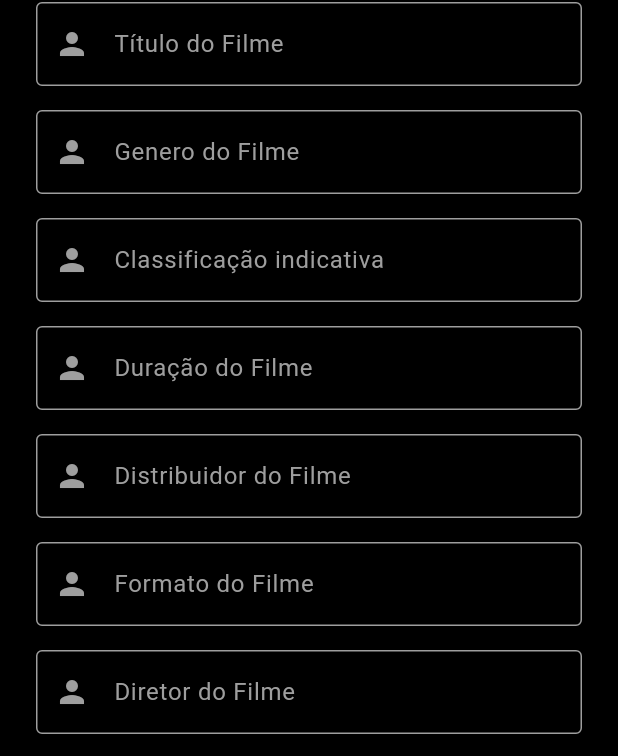
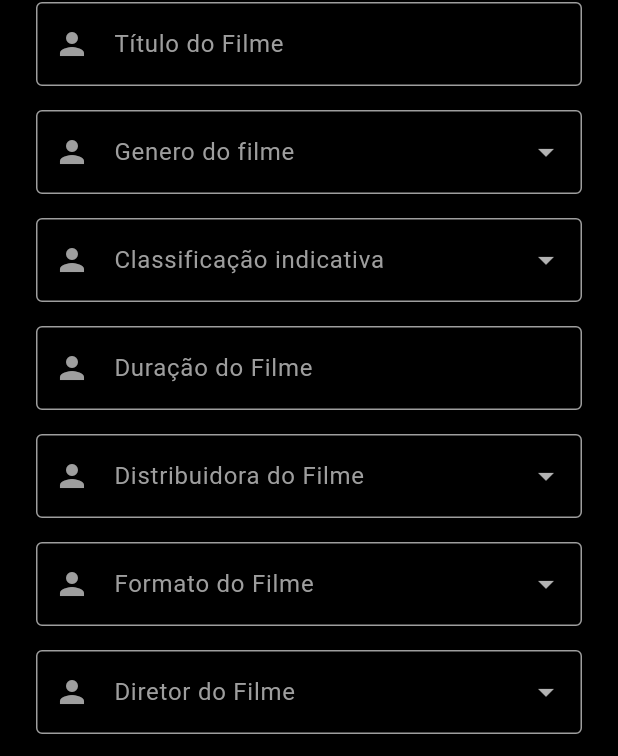
Before and after one commit to Lu-CLopes/cinestatapp, a Flutter app: the FilmesPage screen opened directly, on a phone screen of 412 x 824 dp. Shown: the part 463-1219 px from the top of the screen. Run offline on Flutter 3.47's test engine with Material 3 defaults, Android fonts, the phone set to English and light mode, and no system bars; our stand-ins replace firebase_auth, firebase_core; missing offline and left inert: dart:ffi, firebase_data_connect; accounts and stored records are empty.

Commit message:
feature:add catalogos filmes

```diff
--- a/lib/view/filmes_page.dart
+++ b/lib/view/filmes_page.dart
@@ -66,7 +66,7 @@ class _FilmesPageState extends State<FilmesPage> {
       if (created != null && mounted) {
         ScaffoldMessenger.of(context).showSnackBar(
           const SnackBar(
-            content: Text('Unidade criada com sucesso!'),
+            content: Text('Filme criado com sucesso!'),
             backgroundColor: Colors.green,
           ),
         );
@@ -78,7 +78,7 @@ class _FilmesPageState extends State<FilmesPage> {
       } else if (mounted) {
         ScaffoldMessenger.of(context).showSnackBar(
           const SnackBar(
-            content: Text('Erro ao criar unidade'),
+            content: Text('Erro ao criar filme'),
             backgroundColor: Colors.red,
           ),
         );
@@ -156,10 +156,9 @@ class _FilmesPageState extends State<FilmesPage> {
               const SizedBox(height: 16),
 
               // Genre
-              TextFormField(
-                controller: _genreController,
+              DropdownButtonFormField<String>(
                 decoration: const InputDecoration(
-                  labelText: 'Genero do Filme',
+                  labelText: 'Genero do filme',
                   labelStyle: TextStyle(color: Colors.grey),
                   prefixIcon: Icon(Icons.person, color: Colors.grey),
                   border: OutlineInputBorder(),
@@ -170,10 +169,22 @@ class _FilmesPageState extends State<FilmesPage> {
                     borderSide: BorderSide(color: Colors.red),
                   ),
                 ),
+                dropdownColor: Colors
+                    .black, // cor do menu suspenso (ajuste conforme o tema)
                 style: const TextStyle(color: Colors.white),
+                items: const [
+                  DropdownMenuItem(value: 'Comédia', child: Text('Comédia')),
+                  DropdownMenuItem(value: 'Ação', child: Text('Ação')),
+                  DropdownMenuItem(value: 'Drama', child: Text('Drama')),
+                  DropdownMenuItem(value: 'Suspense', child: Text('Suspense')),
+                  DropdownMenuItem(value: 'Terror', child: Text('Terror')),
+                ],
+                onChanged: (value) {
+                  _genreController.text = value!;
+                },
                 validator: (value) {
                   if (value == null || value.isEmpty) {
-                    return 'Digite o genero do filme';
+                    return 'Selecione o gênero do filme';
                   }
                   return null;
                 },
@@ -181,8 +192,7 @@ class _FilmesPageState extends State<FilmesPage> {
               const SizedBox(height: 16),
 
               // Age Class
-              TextFormField(
-                controller: _ageClassController,
+              DropdownButtonFormField<String>(
                 decoration: const InputDecoration(
                   labelText: 'Classificação indicativa',
                   labelStyle: TextStyle(color: Colors.grey),
@@ -195,10 +205,26 @@ class _FilmesPageState extends State<FilmesPage> {
                     borderSide: BorderSide(color: Colors.red),
                   ),
                 ),
+                dropdownColor: Colors
+                    .black, // cor do menu suspenso (ajuste conforme o tema)
                 style: const TextStyle(color: Colors.white),
+                items: const [
+                  DropdownMenuItem(
+                    value: 'Livre (L)',
+                    child: Text('Livre (L)'),
+                  ),
+                  DropdownMenuItem(value: '10 anos', child: Text('10 anos')),
+                  DropdownMenuItem(value: '12 anos', child: Text('12 anos')),
+                  DropdownMenuItem(value: '14 anos', child: Text('14 anos')),
+                  DropdownMenuItem(value: '16 anos', child: Text('16 anos')),
+                  DropdownMenuItem(value: '18 anos', child: Text('18 anos')),
+                ],
+                onChanged: (value) {
+                  _ageClassController.text = value!;
+                },
                 validator: (value) {
                   if (value == null || value.isEmpty) {
-                    return 'Digite a classificação indicativa do filme';
+                    return 'Selecione a classificação indicativa do filme';
                   }
                   return null;
                 },
@@ -225,16 +251,25 @@ class _FilmesPageState extends State<FilmesPage> {
                   if (value == null || value.isEmpty) {
                     return 'Digite a duração do filme';
                   }
+
+                  final capacity = int.tryParse(value);
+                  if (capacity == null) {
+                    return 'Digite um número válido';
+                  }
+
+                  if (capacity <= 0) {
+                    return 'A duração deve ser maior que zero';
+                  }
+
                   return null;
                 },
               ),
               const SizedBox(height: 16),
 
               // Distribution
-              TextFormField(
-                controller: _distributorController,
+              DropdownButtonFormField<String>(
                 decoration: const InputDecoration(
-                  labelText: 'Distribuidor do Filme',
+                  labelText: 'Distribuidora do Filme',
                   labelStyle: TextStyle(color: Colors.grey),
                   prefixIcon: Icon(Icons.person, color: Colors.grey),
                   border: OutlineInputBorder(),
@@ -245,10 +280,37 @@ class _FilmesPageState extends State<FilmesPage> {
                     borderSide: BorderSide(color: Colors.red),
                   ),
                 ),
+                dropdownColor: Colors
+                    .black, // cor do menu suspenso (ajuste conforme o tema)
                 style: const TextStyle(color: Colors.white),
+                items: const [
+                  DropdownMenuItem(
+                    value: 'Walt Disney Studios',
+                    child: Text('Walt Disney Studios'),
+                  ),
+                  DropdownMenuItem(
+                    value: 'Warner Bros',
+                    child: Text('Warner Bros'),
+                  ),
+                  DropdownMenuItem(
+                    value: 'Universal Pictures',
+                    child: Text('Universal Pictures'),
+                  ),
+                  DropdownMenuItem(
+                    value: 'Sony Pictures',
+                    child: Text('Sony Pictures'),
+                  ),
+                  DropdownMenuItem(
+                    value: 'Paramount Pictures',
+                    child: Text('Paramount Pictures'),
+                  ),
+                ],
+                onChanged: (value) {
+                  _distributorController.text = value!;
+                },
                 validator: (value) {
                   if (value == null || value.isEmpty) {
-                    return 'Digite o distribuidor do filme';
+                    return 'Selecione o distribuidor do filme';
                   }
                   return null;
                 },
@@ -256,8 +318,7 @@ class _FilmesPageState extends State<FilmesPage> {
               const SizedBox(height: 16),
 
               // Formato
-              TextFormField(
-                controller: _formatController,
+              DropdownButtonFormField<String>(
                 decoration: const InputDecoration(
                   labelText: 'Formato do Filme',
                   labelStyle: TextStyle(color: Colors.grey),
@@ -270,10 +331,19 @@ class _FilmesPageState extends State<FilmesPage> {
                     borderSide: BorderSide(color: Colors.red),
                   ),
                 ),
+                dropdownColor: Colors
+                    .black, // cor do menu suspenso (ajuste conforme o tema)
                 style: const TextStyle(color: Colors.white),
+                items: const [
+                  DropdownMenuItem(value: '2D', child: Text('2D')),
+                  DropdownMenuItem(value: '3D', child: Text('3D')),
+                ],
+                onChanged: (value) {
+                  _formatController.text = value!;
+                },
                 validator: (value) {
                   if (value == null || value.isEmpty) {
-                    return 'Digite o formato do filme';
+                    return 'Selecione o formato do filme';
                   }
                   return null;
                 },
@@ -281,8 +351,7 @@ class _FilmesPageState extends State<FilmesPage> {
               const SizedBox(height: 16),
 
               // Director
-              TextFormField(
-                controller: _directorController,
+              DropdownButtonFormField<String>(
                 decoration: const InputDecoration(
                   labelText: 'Diretor do Filme',
                   labelStyle: TextStyle(color: Colors.grey),
@@ -295,10 +364,37 @@ class _FilmesPageState extends State<FilmesPage> {
                     borderSide: BorderSide(color: Colors.red),
                   ),
                 ),
+                dropdownColor: Colors
+                    .black, // cor do menu suspenso (ajuste conforme o tema)
                 style: const TextStyle(color: Colors.white),
+                items: const [
+                  DropdownMenuItem(
+                    value: 'Steven Spielberg',
+                    child: Text('Steven Spielberg'),
+                  ),
+                  DropdownMenuItem(
+                    value: 'Alfred Hitchcock',
+                    child: Text('Alfred Hitchcock'),
+                  ),
+                  DropdownMenuItem(
+                    value: 'Martin Scorsese',
+                    child: Text('Martin Scorsese'),
+                  ),
+                  DropdownMenuItem(
+                    value: 'James Cameron',
+                    child: Text('James Cameron'),
+                  ),
+                  DropdownMenuItem(
+                    value: 'Quentin Tarantino',
+                    child: Text('Quentin Tarantino'),
+                  ),
+                ],
+                onChanged: (value) {
+                  _directorController.text = value!;
+                },
                 validator: (value) {
                   if (value == null || value.isEmpty) {
-                    return 'Digite o diretor do filme';
+                    return 'Selecione o diretor do filme';
                   }
                   return null;
                 },
```
